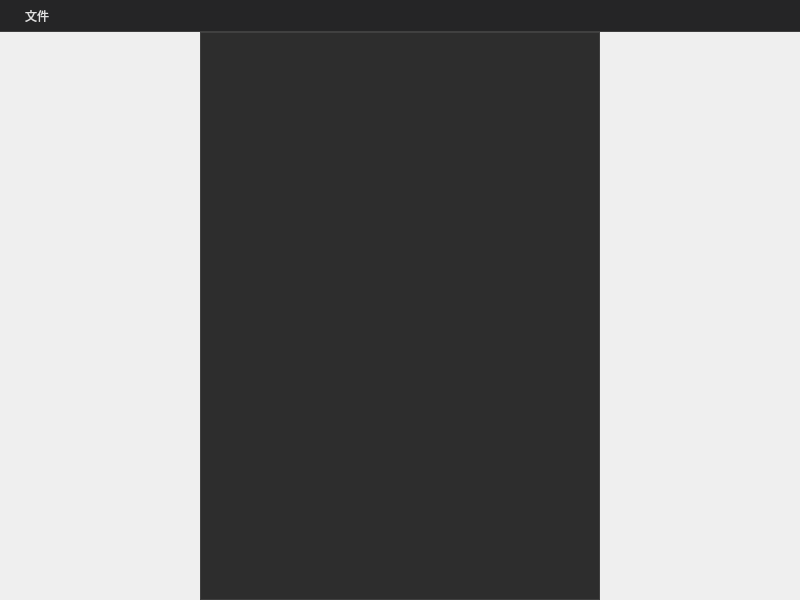
Qt form src/MainWindow.ui (KollenHub/MTKViewer) before a commit.
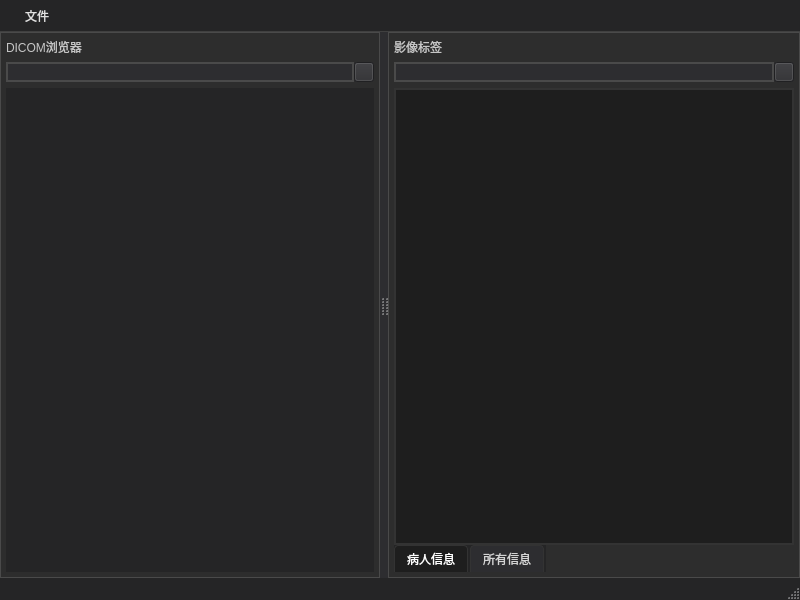
The same form after that commit. Icons and pictures are not drawn.

Patch:
```diff
--- a/src/MainWindow.ui
+++ b/src/MainWindow.ui
@@ -81,13 +81,21 @@
     background-color: #3a6ea5;
     border: 2px solid #5a8ec9;
     border-radius: 2px;
+}
+
+QStatusBar{
+       background-color: #252526;
+}
+
+*{
+   color:rgb(198, 198, 198)
 }</string>
   </property>
   <widget class="QWidget" name="centralwidget">
-   <layout class="QHBoxLayout" name="horizontalLayout_2">
-    <property name="spacing">
-     <number>0</number>
-    </property>
+   <property name="styleSheet">
+    <string notr="true">background-color:#2d2d30;</string>
+   </property>
+   <layout class="QVBoxLayout" name="verticalLayout">
     <property name="leftMargin">
      <number>0</number>
     </property>
@@ -101,48 +109,413 @@
      <number>0</number>
     </property>
     <item>
-     <layout class="QHBoxLayout" name="vtkViewerContainer">
-      <property name="spacing">
-       <number>0</number>
+     <widget class="QSplitter" name="splitter">
+      <property name="orientation">
+       <enum>Qt::Horizontal</enum>
       </property>
-     </layout>
-    </item>
-    <item>
-     <widget class="QTreeView" name="propertiesTree">
-      <property name="minimumSize">
-       <size>
-        <width>400</width>
-        <height>0</height>
-       </size>
-      </property>
-      <property name="maximumSize">
-       <size>
-        <width>400</width>
-        <height>16777215</height>
-       </size>
-      </property>
-      <property name="styleSheet">
-       <string notr="true">QTreeView {
-    background-color: #2d2d2d;
-    alternate-background-color: #252525;
-    color: #e0e0e0;
-    gridline-color: #404040;
-    border: 1px solid #404040;
+      <widget class="QWidget" name="leftWidget" native="true">
+       <property name="styleSheet">
+        <string notr="true">QWidget#leftWidget{
+  border:1px solid #4a4a4a;
+background-color:#2d2d2d;
+}</string>
+       </property>
+       <layout class="QVBoxLayout" name="verticalLayout_8">
+        <property name="spacing">
+         <number>0</number>
+        </property>
+        <property name="leftMargin">
+         <number>6</number>
+        </property>
+        <property name="topMargin">
+         <number>6</number>
+        </property>
+        <property name="rightMargin">
+         <number>6</number>
+        </property>
+        <property name="bottomMargin">
+         <number>6</number>
+        </property>
+        <item>
+         <layout class="QVBoxLayout" name="leftLayout">
+          <property name="spacing">
+           <number>0</number>
+          </property>
+          <property name="leftMargin">
+           <number>0</number>
+          </property>
+          <property name="topMargin">
+           <number>0</number>
+          </property>
+          <property name="rightMargin">
+           <number>0</number>
+          </property>
+          <property name="bottomMargin">
+           <number>0</number>
+          </property>
+          <item>
+           <layout class="QVBoxLayout" name="verticalLayout_4">
+            <property name="spacing">
+             <number>0</number>
+            </property>
+            <item>
+             <layout class="QHBoxLayout" name="horizontalLayout_2">
+              <property name="spacing">
+               <number>0</number>
+              </property>
+              <item>
+               <widget class="QLabel" name="label_2">
+                <property name="styleSheet">
+                 <string notr="true">background-color: rgba(255, 255, 255, 0);</string>
+                </property>
+                <property name="text">
+                 <string>DICOM浏览器</string>
+                </property>
+               </widget>
+              </item>
+             </layout>
+            </item>
+            <item>
+             <layout class="QHBoxLayout" name="horizontalLayout_4">
+              <property name="topMargin">
+               <number>6</number>
+              </property>
+              <property name="bottomMargin">
+               <number>6</number>
+              </property>
+              <item>
+               <widget class="QLineEdit" name="lineEdit_2">
+                <property name="styleSheet">
+                 <string notr="true">QLineEdit {
+    border: 2px solid #4a4a4a;   
+    color: #333;                 
+}</string>
+                </property>
+               </widget>
+              </item>
+              <item>
+               <widget class="QPushButton" name="pushButton_6">
+                <property name="minimumSize">
+                 <size>
+                  <width>20</width>
+                  <height>20</height>
+                 </size>
+                </property>
+                <property name="maximumSize">
+                 <size>
+                  <width>20</width>
+                  <height>20</height>
+                 </size>
+                </property>
+                <property name="styleSheet">
+                 <string notr="true">background-image: url(:/icon/assets/imgs/搜索.png);</string>
+                </property>
+                <property name="text">
+                 <string/>
+                </property>
+               </widget>
+              </item>
+             </layout>
+            </item>
+           </layout>
+          </item>
+          <item>
+           <widget class="QTreeView" name="ProjectTree">
+            <property name="minimumSize">
+             <size>
+              <width>100</width>
+              <height>0</height>
+             </size>
+            </property>
+            <property name="maximumSize">
+             <size>
+              <width>16777215</width>
+              <height>16777215</height>
+             </size>
+            </property>
+            <property name="baseSize">
+             <size>
+              <width>100</width>
+              <height>0</height>
+             </size>
+            </property>
+            <property name="styleSheet">
+             <string notr="true">QTreeView {
+    border: 0px solid #8a8a8a30;   
+    color: #333;                 
+    background-color: rgb(37, 37, 38);
+}</string>
+            </property>
+           </widget>
+          </item>
+         </layout>
+        </item>
+       </layout>
+      </widget>
+      <widget class="QWidget" name="horizontalLayoutWidget">
+       <layout class="QHBoxLayout" name="vtkContainer"/>
+      </widget>
+      <widget class="QWidget" name="rightWidget" native="true">
+       <property name="styleSheet">
+        <string notr="true">QWidget#rightWidget{
+ border:1px solid #4a4a4a;
+background-color:#2d2d2d;
+}</string>
+       </property>
+       <layout class="QVBoxLayout" name="verticalLayout_7">
+        <property name="leftMargin">
+         <number>6</number>
+        </property>
+        <property name="topMargin">
+         <number>6</number>
+        </property>
+        <property name="rightMargin">
+         <number>6</number>
+        </property>
+        <property name="bottomMargin">
+         <number>6</number>
+        </property>
+        <item>
+         <layout class="QVBoxLayout" name="rightLayout">
+          <property name="spacing">
+           <number>0</number>
+          </property>
+          <item>
+           <layout class="QVBoxLayout" name="verticalLayout_3">
+            <item>
+             <layout class="QVBoxLayout" name="verticalLayout_2">
+              <property name="spacing">
+               <number>0</number>
+              </property>
+              <item>
+               <layout class="QHBoxLayout" name="horizontalLayout">
+                <item>
+                 <widget class="QLabel" name="label">
+                  <property name="styleSheet">
+                   <string notr="true">background-color: rgba(255, 255, 255, 0);</string>
+                  </property>
+                  <property name="text">
+                   <string>影像标签</string>
+                  </property>
+                 </widget>
+                </item>
+               </layout>
+              </item>
+              <item>
+               <layout class="QHBoxLayout" name="horizontalLayout_3">
+                <property name="topMargin">
+                 <number>6</number>
+                </property>
+                <property name="bottomMargin">
+                 <number>6</number>
+                </property>
+                <item>
+                 <widget class="QLineEdit" name="lineEdit">
+                  <property name="styleSheet">
+                   <string notr="true">QLineEdit {
+    border: 2px solid #4a4a4a;   
+    color: #333;                 
+}</string>
+                  </property>
+                 </widget>
+                </item>
+                <item>
+                 <widget class="QPushButton" name="pushButton_3">
+                  <property name="minimumSize">
+                   <size>
+                    <width>20</width>
+                    <height>20</height>
+                   </size>
+                  </property>
+                  <property name="maximumSize">
+                   <size>
+                    <width>20</width>
+                    <height>20</height>
+                   </size>
+                  </property>
+                  <property name="styleSheet">
+                   <string notr="true">background-image: url(:/icon/assets/imgs/搜索.png);</string>
+                  </property>
+                  <property name="text">
+                   <string/>
+                  </property>
+                 </widget>
+                </item>
+               </layout>
+              </item>
+             </layout>
+            </item>
+           </layout>
+          </item>
+          <item>
+           <widget class="QTabWidget" name="tagTab">
+            <property name="minimumSize">
+             <size>
+              <width>100</width>
+              <height>0</height>
+             </size>
+            </property>
+            <property name="maximumSize">
+             <size>
+              <width>16777215</width>
+              <height>16777215</height>
+             </size>
+            </property>
+            <property name="styleSheet">
+             <string notr="true">/* 整体背景 */
+QWidget {
+    background-color: #252526;
+    color: #d4d4d4;
+    selection-background-color: #007acc;
 }
 
-QTreeView::item:selected {
-    background-color: #3a6ea5;
+/* QTabWidget 样式 */
+QTabWidget::pane {
+    border: 1px solid #333333;
+    background-color: rgb(255, 85, 0);
+}
+
+QTabBar::tab {
+    background-color: #2d2d30;
+    color: #d4d4d4;
+    padding: 6px 12px;
+    border: 1px solid #333333;
+    border-bottom: none;
+    border-top-left-radius: 4px;
+    border-top-right-radius: 4px;
+    margin-right: 2px;
+}
+
+QTabBar::tab:hover {
+    background-color: #3e3e42;
+}
+
+QTabBar::tab:selected {
+    background-color: #1e1e1e;
     color: #ffffff;
 }
 
+
+/* QTableView 样式 */
+QTableView {
+    background-color: #1e1e1e;
+    alternate-background-color: #2a2d2e;
+    gridline-color: #3c3c3c;
+    selection-background-color: #094771;
+    selection-color: #ffffff;
+    border: 1px solid #333333;
+}
+
 QHeaderView::section {
-    background-color: #353535;
-    color: #e0e0e0;
-    padding: 6px;
-    border: none;
-    border-right: 1px solid #404040;
-}</string>
-      </property>
+    background-color: #2d2d30;
+    color: #cccccc;
+    border: 1px solid #3c3c3c;
+    padding: 4px;
+}
+
+QTableCornerButton::section {
+    background-color: #2d2d30;
+    border: 1px solid #3c3c3c;
+}
+
+/* 滚动条（可选） */
+QScrollBar:vertical {
+    background: #252526;
+    width: 10px;
+    margin: 0px;
+}
+QScrollBar::handle:vertical {
+    background: #4e4e50;
+    border-radius: 5px;
+}
+QScrollBar::handle:vertical:hover {
+    background: #5e5e60;
+}
+
+QScrollBar:horizontal {
+    background: #252526;
+    height: 10px;
+    margin: 0px;
+}
+QScrollBar::handle:horizontal {
+    background: #4e4e50;
+    border-radius: 5px;
+}
+QScrollBar::handle:horizontal:hover {
+    background: #5e5e60;
+}
+</string>
+            </property>
+            <property name="tabPosition">
+             <enum>QTabWidget::South</enum>
+            </property>
+            <property name="currentIndex">
+             <number>0</number>
+            </property>
+            <widget class="QWidget" name="patientTab">
+             <attribute name="title">
+              <string>病人信息</string>
+             </attribute>
+             <layout class="QVBoxLayout" name="verticalLayout_5">
+              <property name="spacing">
+               <number>0</number>
+              </property>
+              <property name="leftMargin">
+               <number>0</number>
+              </property>
+              <property name="topMargin">
+               <number>0</number>
+              </property>
+              <property name="rightMargin">
+               <number>0</number>
+              </property>
+              <property name="bottomMargin">
+               <number>0</number>
+              </property>
+              <item>
+               <widget class="QTableView" name="patientTagTable">
+                <property name="minimumSize">
+                 <size>
+                  <width>0</width>
+                  <height>0</height>
+                 </size>
+                </property>
+                <property name="baseSize">
+                 <size>
+                  <width>100</width>
+                  <height>0</height>
+                 </size>
+                </property>
+                <attribute name="horizontalHeaderVisible">
+                 <bool>true</bool>
+                </attribute>
+                <attribute name="verticalHeaderVisible">
+                 <bool>false</bool>
+                </attribute>
+               </widget>
+              </item>
+             </layout>
+            </widget>
+            <widget class="QWidget" name="allTab">
+             <attribute name="title">
+              <string>所有信息</string>
+             </attribute>
+             <layout class="QVBoxLayout" name="verticalLayout_6">
+              <item>
+               <widget class="QTableView" name="allTagTable">
+                <attribute name="verticalHeaderVisible">
+                 <bool>false</bool>
+                </attribute>
+               </widget>
+              </item>
+             </layout>
+            </widget>
+           </widget>
+          </item>
+         </layout>
+        </item>
+       </layout>
+      </widget>
      </widget>
     </item>
    </layout>
@@ -166,6 +539,7 @@
    </widget>
    <addaction name="menu"/>
   </widget>
+  <widget class="QStatusBar" name="statusBar"/>
   <action name="actionOpen">
    <property name="text">
     <string>打开</string>
```
Left out of the diff: 4 changed lines with no effect on the pictures.
